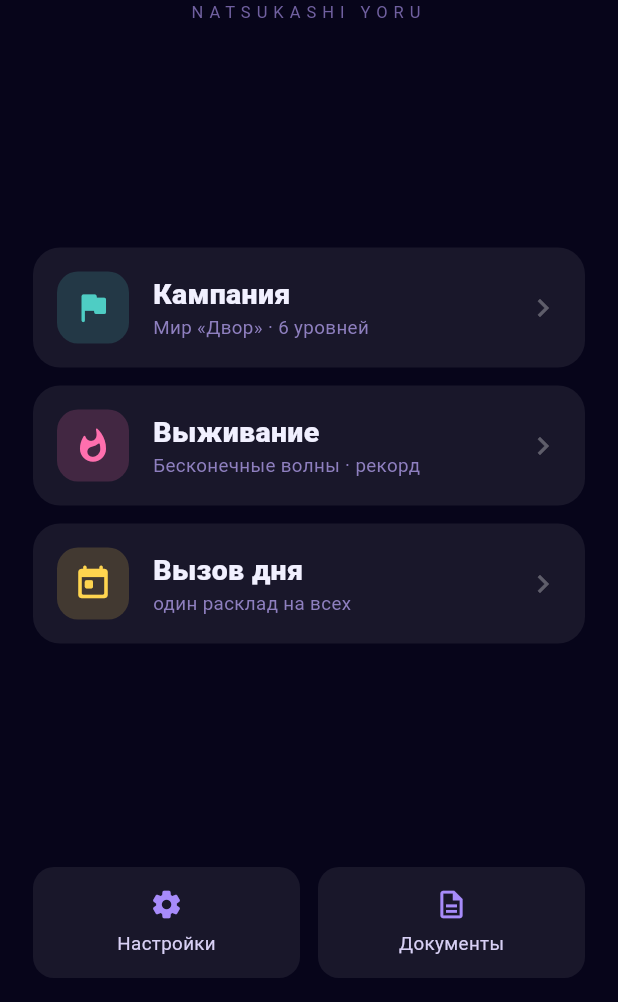
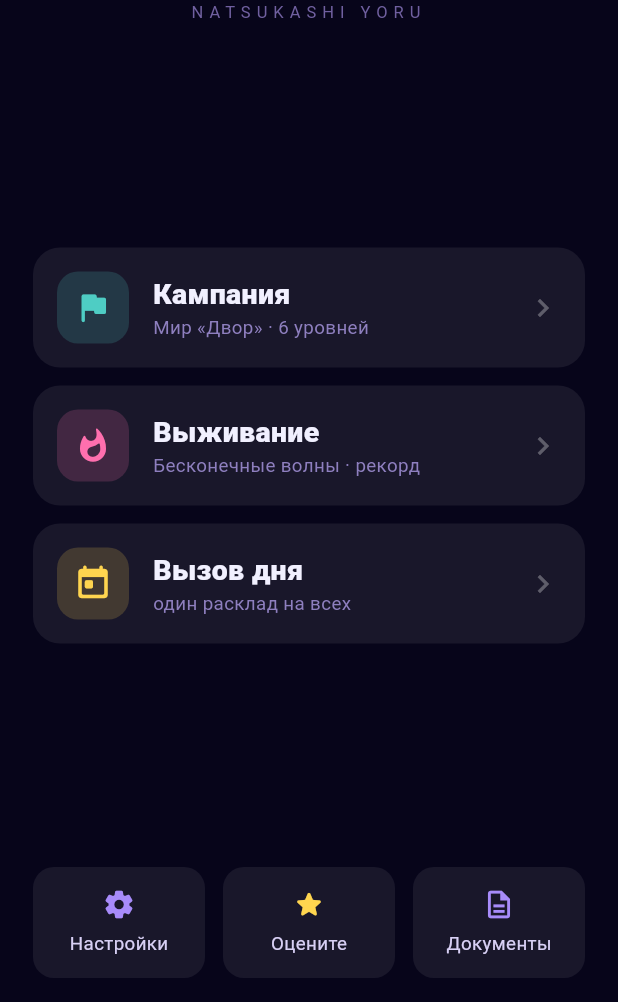
Before and after one commit to Auskraft/natsukashi_tanks, a Flutter app: the TanksHomeScreen screen opened directly, on a phone screen of 412 x 824 dp, the part 234-1236 px from its top. Run offline on Flutter 3.47's test engine with Material 3 defaults, Android fonts, the phone set to English and light mode, and no system bars; our stand-ins replace shared_preferences; missing offline and left inert: flame, flame_audio, flutter_displaymode; accounts and stored records are empty.

Commit message:
feat(rating): кнопка «Оцените» в витрине (рейтинг-гейт → RuStore)
Модуль core/rating был готов, но не подключён к UI — добавил точку входа.

- Витрина: «⭐ Оцените» (золотая) между Настройками и Документами →
  showRateSheet (звёзды + «сок»; 4–5★ ведут на страницу RuStore приложения,
  ≤3★ — на почту обратной связи). Со звуком тапа.
- _SmallButton: опциональный цвет иконки (золотой для рейтинга).
- Ссылка RuStore уже зашита верно (rating_service → com.auskraft.natsukashi_tanks).
- Виджет-тест витрины: проверка наличия «Оцените».
- CLAUDE.md: витрина = Настройки/Оцените/Документы.

flutter analyze чисто, 58 тестов зелёные.

Co-Authored-By: Claude Opus 4.8 (1M context) <noreply@anthropic.com>

```diff
--- a/lib/features/tanks/app/tanks_home_screen.dart
+++ b/lib/features/tanks/app/tanks_home_screen.dart
@@ -2,6 +2,7 @@ import 'package:flutter/material.dart';
 
 import '../../../core/audio/audio_manager.dart';
 import '../../../core/legal/legal_screens.dart';
+import '../../../core/rating/rate_sheet.dart';
 import '../../../core/storage/game_storage.dart';
 import '../logic/daily_level.dart';
 import '../logic/level_model.dart';
@@ -123,6 +124,18 @@ class _TanksHomeScreenState extends State<TanksHomeScreen> {
                   const SizedBox(width: 12),
                   Expanded(
                     child: _SmallButton(
+                      icon: Icons.star_rounded,
+                      label: 'Оцените',
+                      color: const Color(0xFFFFD54F),
+                      onTap: () {
+                        AudioManager.instance.play(SfxEvent.uiTap);
+                        showRateSheet(context);
+                      },
+                    ),
+                  ),
+                  const SizedBox(width: 12),
+                  Expanded(
+                    child: _SmallButton(
                       icon: Icons.description_outlined,
                       label: 'Документы',
                       onTap: () => _go(const DocsScreen()),
@@ -207,11 +220,13 @@ class _SmallButton extends StatelessWidget {
     required this.icon,
     required this.label,
     required this.onTap,
+    this.color = const Color(0xFFA78BFA),
   });
 
   final IconData icon;
   final String label;
   final VoidCallback onTap;
+  final Color color;
 
   @override
   Widget build(BuildContext context) {
@@ -225,7 +240,7 @@ class _SmallButton extends StatelessWidget {
           padding: const EdgeInsets.symmetric(vertical: 14),
           child: Column(
             children: [
-              Icon(icon, color: const Color(0xFFA78BFA), size: 22),
+              Icon(icon, color: color, size: 22),
               const SizedBox(height: 6),
               Text(label,
                   style: const TextStyle(
```
Also changed, not shown: 2 other files.
